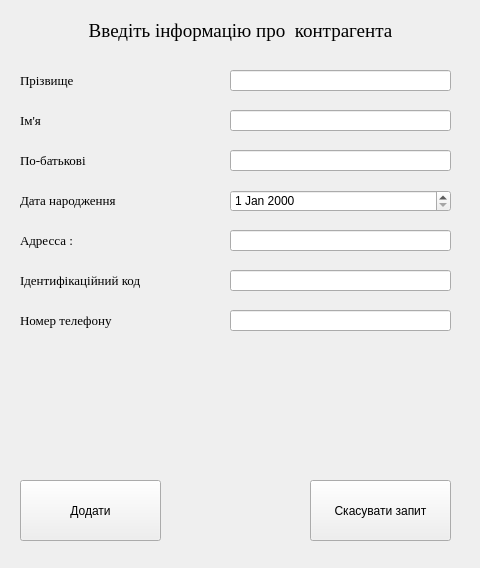
Artem-Chabanovskiy/Course_Work, file addcontractor.ui: the form before one commit.
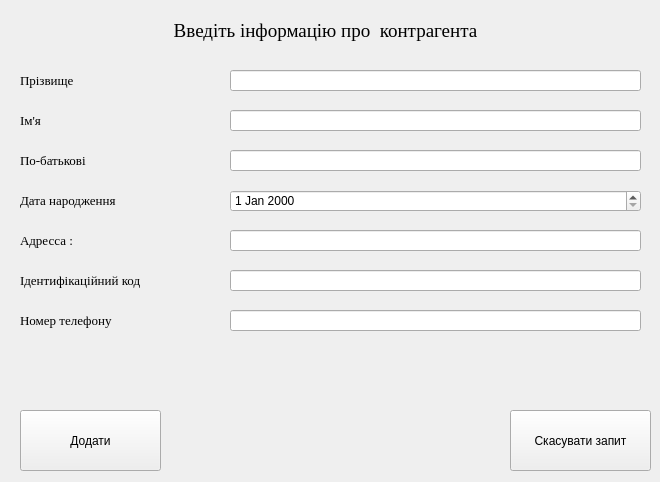
The form after the commit.

Patch:
```diff
--- a/addcontractor.ui
+++ b/addcontractor.ui
@@ -6,8 +6,8 @@
    <rect>
     <x>0</x>
     <y>0</y>
-    <width>480</width>
-    <height>568</height>
+    <width>660</width>
+    <height>482</height>
    </rect>
   </property>
   <property name="windowTitle">
@@ -18,7 +18,7 @@
     <rect>
      <x>0</x>
      <y>10</y>
-     <width>481</width>
+     <width>651</width>
      <height>41</height>
     </rect>
    </property>
@@ -97,7 +97,7 @@
     <rect>
      <x>230</x>
      <y>70</y>
-     <width>221</width>
+     <width>411</width>
      <height>21</height>
     </rect>
    </property>
@@ -107,7 +107,7 @@
     <rect>
      <x>230</x>
      <y>110</y>
-     <width>221</width>
+     <width>411</width>
      <height>21</height>
     </rect>
    </property>
@@ -117,7 +117,7 @@
     <rect>
      <x>230</x>
      <y>150</y>
-     <width>221</width>
+     <width>411</width>
      <height>21</height>
     </rect>
    </property>
@@ -146,7 +146,7 @@
     <rect>
      <x>230</x>
      <y>190</y>
-     <width>221</width>
+     <width>411</width>
      <height>22</height>
     </rect>
    </property>
@@ -175,7 +175,7 @@
     <rect>
      <x>230</x>
      <y>230</y>
-     <width>221</width>
+     <width>411</width>
      <height>21</height>
     </rect>
    </property>
@@ -204,7 +204,7 @@
     <rect>
      <x>230</x>
      <y>270</y>
-     <width>221</width>
+     <width>411</width>
      <height>21</height>
     </rect>
    </property>
@@ -233,7 +233,7 @@
     <rect>
      <x>230</x>
      <y>310</y>
-     <width>221</width>
+     <width>411</width>
      <height>21</height>
     </rect>
    </property>
@@ -242,7 +242,7 @@
    <property name="geometry">
     <rect>
      <x>20</x>
-     <y>480</y>
+     <y>410</y>
      <width>141</width>
      <height>61</height>
     </rect>
@@ -254,8 +254,8 @@
   <widget class="QPushButton" name="cansel_button">
    <property name="geometry">
     <rect>
-     <x>310</x>
-     <y>480</y>
+     <x>510</x>
+     <y>410</y>
      <width>141</width>
      <height>61</height>
     </rect>
@@ -269,10 +269,15 @@
     <rect>
      <x>30</x>
      <y>360</y>
-     <width>431</width>
-     <height>101</height>
+     <width>611</width>
+     <height>31</height>
     </rect>
    </property>
+   <property name="font">
+    <font>
+     <pointsize>10</pointsize>
+    </font>
+   </property>
    <property name="text">
     <string/>
    </property>
```
